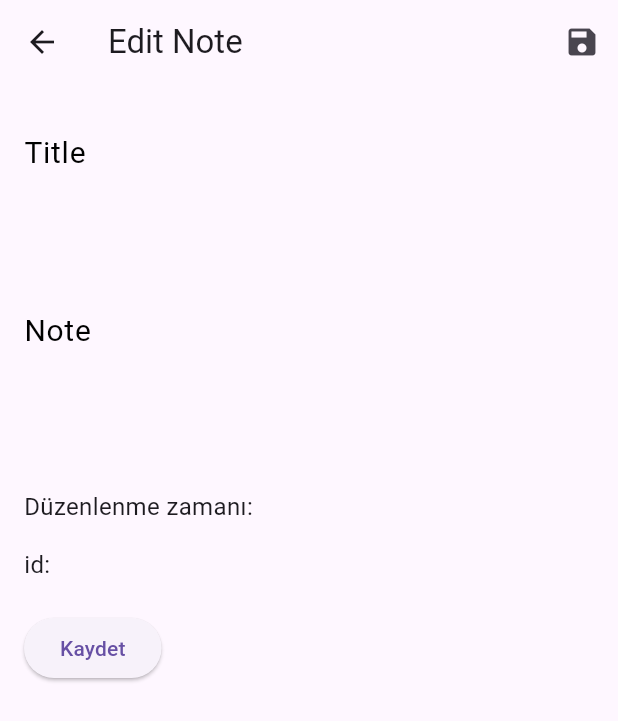
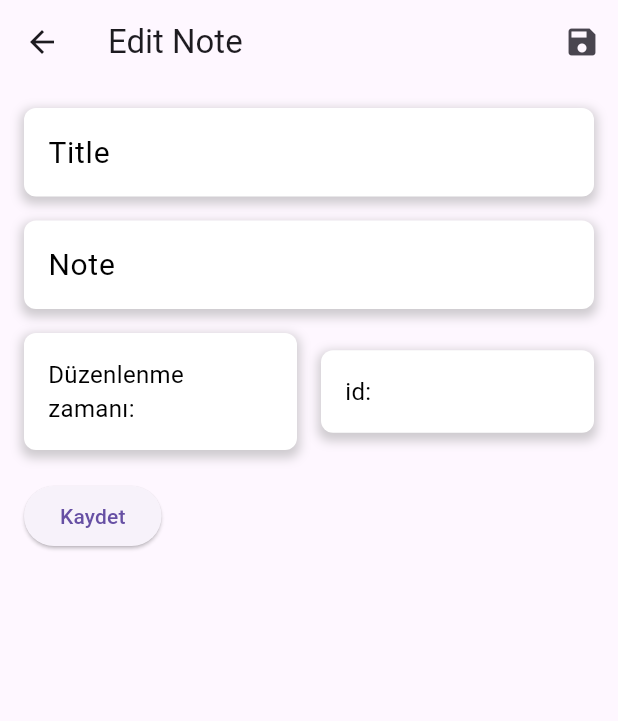
Before and after one commit to canpurcek34/flutter_notebook_app, a Flutter app: the EditNoteScreen screen opened directly with empty values, after a tap on "Kaydet", on a phone screen of 412 x 824 dp. Shown: the top 721 px of the screen. Run offline on Flutter 3.47's test engine with Material 3 defaults, Android fonts, the light colour scheme and no system bars; our stand-ins replace shared_preferences; accounts and stored records are empty; network calls fail.

Commit message:
ui-improvements(texfields, edit date and id containers)

```diff
--- a/lib/ui/add_note_screen.dart
+++ b/lib/ui/add_note_screen.dart
@@ -1,7 +1,6 @@
 import 'package:flutter/material.dart';
 import 'package:http/http.dart' as http;
 import 'dart:convert';
-
 
 class AddNoteScreen extends StatefulWidget {
   @override
@@ -13,18 +12,14 @@ class _AddNoteScreenState extends State<AddNoteScreen> {
   String _title = '';
   String _note = '';
 
-
   @override
   void initState() {
     super.initState();
   }
 
-
-  final _date = DateTime.now();
+  final _date = DateTime.now(); //tarih formatı düzenlenecek
 
   Future<void> addNote() async {
-
-
     final response = await http.post(
       Uri.parse('https://emrecanpurcek.com.tr/notebook/insert.php'),
       headers: <String, String>{
@@ -62,10 +57,26 @@ class _AddNoteScreenState extends State<AddNoteScreen> {
           key: _formKey,
           child: Column(
             children: [
-              TextFormField(
+              Container( //gölgelendirme için gerekli container
+                decoration: BoxDecoration(
+                  color: Colors.white,
+                  borderRadius: BorderRadius.circular(8),
+                  boxShadow: [
+                    BoxShadow(
+                      color: Colors.grey.withOpacity(0.8),
+                      spreadRadius: 2,
+                      blurRadius: 5,
+                      offset: Offset(0, 3), // Gölgenin konumu
+                    ),
+                  ],
+                  //border: Border.all(color: Colors.grey), //textfield kenarlığı
+                ),
+                child: Padding(
+                  padding: EdgeInsets.symmetric(horizontal: 16),
+                  child: TextFormField(
                     decoration: InputDecoration(
                       labelText: 'Başlık',
-                  border: InputBorder.none
+                      border: InputBorder.none,
                     ),
                     validator: (value) {
                       if (value == null || value.isEmpty) {
@@ -77,11 +88,32 @@ class _AddNoteScreenState extends State<AddNoteScreen> {
                       _title = value!;
                     },
                   ),
-              TextFormField(
+                ),
+              ),
+              SizedBox(height: 16),
+              Container(
+                decoration: BoxDecoration(
+                  color: Colors.white,
+                  borderRadius: BorderRadius.circular(8),
+                  boxShadow: [
+                    BoxShadow(
+                      color: Colors.grey.withOpacity(0.5),
+                      spreadRadius: 2,
+                      blurRadius: 5,
+                      offset: Offset(0, 3),
+                    ),
+                  ],
+                  //border: Border.all(color: Colors.grey), //texfield kenarlığı
+                ),
+                child: Padding(
+                  padding: EdgeInsets.symmetric(horizontal: 16),
+                  child: TextFormField(
                     decoration: InputDecoration(
                       labelText: 'Not',
-                  border: InputBorder.none
+                      border: InputBorder.none,
                     ),
+                    maxLines: null, // Kullanıcı istediği kadar satır ekleyebilir
+                    keyboardType: TextInputType.multiline, // Çok satırlı metin girişi sağlar
                     validator: (value) {
                       if (value == null || value.isEmpty) {
                         return 'Not giriniz';
@@ -91,6 +123,8 @@ class _AddNoteScreenState extends State<AddNoteScreen> {
                     onSaved: (value) {
                       _note = value!;
                     },
+                  ),
+                ),
               ),
               SizedBox(height: 20),
               ElevatedButton(
--- a/lib/ui/edit_note_screen.dart
+++ b/lib/ui/edit_note_screen.dart
@@ -1,6 +1,8 @@
 import 'package:flutter/material.dart';
 import 'package:http/http.dart' as http;
 import 'dart:convert';
+
+import 'package:intl/intl.dart';
 
 class EditNoteScreen extends StatefulWidget {
   final Map<String, dynamic> note;
@@ -21,12 +23,10 @@ class _EditNoteScreenState extends State<EditNoteScreen> {
     super.initState();
     _titleController.text = widget.note['title'] ?? '';
     _noteController.text = widget.note['note'] ?? '';
-    _date = widget.note['date'] ?? DateTime.now().toString();
+    _date = widget.note['date'] ?? DateFormat.yMMMMd('en_US').add_jm(); //tarih formatı düzenlenecek
   }
 
-
   Future<void> _updateNote() async {
-
     final response = await http.post(
       Uri.parse('https://emrecanpurcek.com.tr/notebook/update.php'),
       headers: <String, String>{
@@ -53,14 +53,8 @@ class _EditNoteScreenState extends State<EditNoteScreen> {
         SnackBar(content: Text('Hata: ${data['message']}')),
       );
       print("Veri güncellenmesi başarısız");
-      print("----------------------------");
-      print(widget.note['id']);
-      print(_titleController.text);
-      print(_noteController.text);
-      print(_date);
     }
   }
-
 
   @override
   Widget build(BuildContext context) {
@@ -84,40 +78,126 @@ class _EditNoteScreenState extends State<EditNoteScreen> {
         child: Column(
           crossAxisAlignment: CrossAxisAlignment.start,
           children: [
-              TextField(
+            // Title TextField
+            Container(
+              decoration: BoxDecoration(
+                color: Colors.white,
+                borderRadius: BorderRadius.circular(8),
+                boxShadow: [
+                  BoxShadow(
+                    color: Colors.grey.withOpacity(0.5),
+                    spreadRadius: 2,
+                    blurRadius: 5,
+                    offset: Offset(0, 3), // Gölgenin konumu
+                  ),
+                ],
+              ),
+              child: Padding(
+                padding: EdgeInsets.symmetric(horizontal: 16),
+                child: TextField(
                   controller: _titleController,
                   decoration: InputDecoration(
                     labelText: 'Title',
                     border: InputBorder.none,
                     labelStyle: TextStyle(
                       fontSize: 20.0,
-                    color: Colors.black
-                  )
+                      color: Colors.black,
                     ),
                   ),
-              TextField(
+                ),
+              ),
+            ),
+            SizedBox(height: 16),
+            // Note TextField
+            Container(
+              decoration: BoxDecoration(
+                color: Colors.white,
+                borderRadius: BorderRadius.circular(8),
+                boxShadow: [
+                  BoxShadow(
+                    color: Colors.grey.withOpacity(0.5),
+                    spreadRadius: 2,
+                    blurRadius: 5,
+                    offset: Offset(0, 3),
+                  ),
+                ],
+              ),
+              child: Padding(
+                padding: EdgeInsets.symmetric(horizontal: 16),
+                child: TextField(
                   controller: _noteController,
                   decoration: InputDecoration(
                     labelText: 'Note',
                     border: InputBorder.none,
                     labelStyle: TextStyle(
                       fontSize: 20.0,
-                    color: Colors.black
-                  )
+                      color: Colors.black,
                     ),
-                maxLines: 6,
+                  ),
+                  minLines: 1, // Minimum satır sayısı
+                  maxLines: null, // Metin büyüdükçe yüksekliği artırır
+                  expands: false, // Dinamik genişlemeyi sağlar
+                ),
+              ),
             ),
             SizedBox(height: 16),
-              Text(
-                'Düzenlenme zamanı: $_date', // Salt okunur tarih
-                style: TextStyle(fontSize: 16,),
+            // Date and ID in a Row
+            Row(
+              mainAxisAlignment: MainAxisAlignment.spaceBetween,
+              children: [
+                // Date Container
+                Expanded(
+                  child: Container(
+                    decoration: BoxDecoration(
+                      color: Colors.white,
+                      borderRadius: BorderRadius.circular(8),
+                      boxShadow: [
+                        BoxShadow(
+                          color: Colors.grey.withOpacity(0.5),
+                          spreadRadius: 2,
+                          blurRadius: 5,
+                          offset: Offset(0, 3),
                         ),
-              SizedBox(height: 16),
-              Text(
-                'id: $id ', // Salt okunur id
-                style: TextStyle(fontSize: 16,),
+                      ],
+                    ),
+                    child: Padding(
+                      padding: EdgeInsets.symmetric(horizontal: 16, vertical: 16),
+                      child: Text(
+                        'Düzenlenme zamanı: $_date',
+                        style: TextStyle(fontSize: 16, color: Colors.black),
+                      ),
+                    ),
+                  ),
+                ),
+                SizedBox(width: 16),
+                // ID Container
+                Expanded(
+                  child: Container(
+                    decoration: BoxDecoration(
+                      color: Colors.white,
+                      borderRadius: BorderRadius.circular(8),
+                      boxShadow: [
+                        BoxShadow(
+                          color: Colors.grey.withOpacity(0.5),
+                          spreadRadius: 2,
+                          blurRadius: 5,
+                          offset: Offset(0, 3),
+                        ),
+                      ],
+                    ),
+                    child: Padding(
+                      padding: EdgeInsets.symmetric(horizontal: 16, vertical: 16),
+                      child: Text(
+                        'id: $id',
+                        style: TextStyle(fontSize: 16, color: Colors.black),
+                      ),
+                    ),
+                  ),
+                ),
+              ],
             ),
             SizedBox(height: 20),
+            // Save Button
             ElevatedButton(
               onPressed: () {
                 _updateNote();
```
Lines whose indentation alone changed are shown as unchanged.
